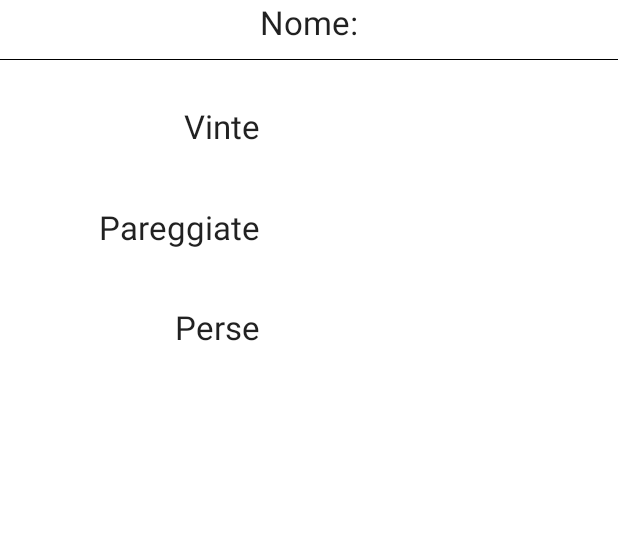
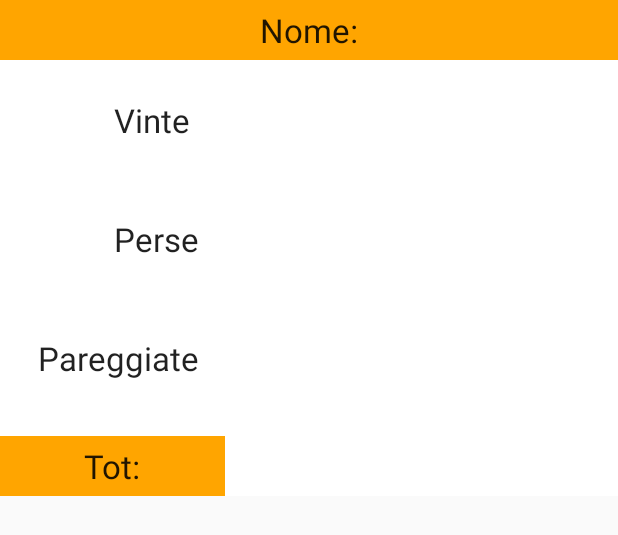
Before and after one commit to Baxxo/Quiz, an Android app: the layout profile.xml on its own in the app's theme, with its tools: preview values and no code run, on a phone screen of 412 x 824 dp. Shown: the top 535 px of the screen. Run offline under Robolectric (Android 15) with nearby library versions, the phone set to English and light mode, and no system bars.

Commit message:
dialog profilo

```diff
--- a/app/src/main/java/quouo/quizone/GameActivity.java
+++ b/app/src/main/java/quouo/quizone/GameActivity.java
@@ -14,6 +14,7 @@ import android.view.Display;
 import android.view.Gravity;
 import android.view.MotionEvent;
 import android.view.View;
+import android.view.Window;
 import android.view.WindowManager;
 import android.widget.Button;
 import android.widget.TableLayout;
@@ -61,16 +62,10 @@ public class GameActivity extends AppCompatActivity {
             @Override
             public void onClick(View v) {
                 u = new Dialog(GameActivity.this);
-                u.setTitle("player");
+                u.requestWindowFeature(Window.FEATURE_NO_TITLE); //before
                 u.setContentView(R.layout.profile);
+
                 u.show();
-
-                Display display = ((WindowManager) getSystemService(getApplicationContext().WINDOW_SERVICE)).getDefaultDisplay();
-                int width = display.getWidth();
-                int height = display.getHeight();
-
-                Log.v("width", width + "");
-                u.getWindow().setLayout((width - 50), ((height / 2) + 250));
 
                 TextView user = (TextView) u.findViewById(R.id.textView9);
                 TextView t1 = (TextView) u.findViewById(R.id.textView10);
@@ -84,15 +79,20 @@ public class GameActivity extends AppCompatActivity {
                 vinte.setText(String.valueOf(Player.vinte));
                 par.setText(String.valueOf(Player.pareggiate));
                 per.setText(String.valueOf(Player.perse));
-                user.setTextColor(Color.BLUE);
+                user.setTextColor(Color.WHITE);
 
                 vinte.setTextColor(Color.GREEN);
-                par.setTextColor(Color.DKGRAY);
+                par.setTextColor(Color.CYAN);
                 per.setTextColor(Color.RED);
                 t1.setTextColor(Color.GREEN);
-                t2.setTextColor(Color.DKGRAY);
+                t2.setTextColor(Color.CYAN);
                 t3.setTextColor(Color.RED);
 
+                TextView tot = (TextView) u.findViewById(R.id.textTot);
+                tot.setTextColor(Color.WHITE);
+                int totale = Player.pareggiate + Player.perse + Player.vinte;
+                TextView totalepartite = (TextView) u.findViewById(R.id.textView16);
+                totalepartite.setText(String.valueOf(totale));
 
             }
         });
--- a/app/src/main/res/layout/profile.xml
+++ b/app/src/main/res/layout/profile.xml
@@ -1,73 +1,67 @@
 <?xml version="1.0" encoding="utf-8"?>
 <RelativeLayout xmlns:android="http://schemas.android.com/apk/res/android"
     android:layout_width="match_parent"
-    android:layout_height="match_parent"
+    android:layout_height="wrap_content"
     android:background="#FFFFFF">
-
-    <View
-        android:layout_marginTop="10dp"
-        android:layout_width="fill_parent"
-        android:layout_height="0.5dp"
-        android:background="#000"
-        android:id="@+id/view2"
-        android:layout_below="@+id/textView9"
-        android:layout_alignParentStart="true" />
 
     <TextView
         android:id="@+id/textView9"
-        android:layout_width="wrap_content"
-        android:layout_height="wrap_content"
+        android:layout_width="match_parent"
+        android:layout_height="40dp"
+        android:layout_alignParentTop="true"
+        android:layout_centerHorizontal="true"
+        android:background="#FFA500"
         android:gravity="center"
         android:text="Nome:"
-        android:textAppearance="?android:attr/textAppearanceLarge"
-        android:layout_centerHorizontal="true" />
+        android:textAppearance="?android:attr/textAppearanceLarge" />
 
     <TextView
         android:id="@+id/textView10"
         android:layout_width="wrap_content"
         android:layout_height="wrap_content"
+        android:layout_alignStart="@+id/textView12"
+        android:layout_below="@+id/textView9"
+        android:layout_marginTop="25dp"
         android:gravity="center"
         android:text="Vinte"
-        android:textAppearance="?android:attr/textAppearanceLarge"
-        android:layout_marginTop="40dp"
-        android:layout_below="@+id/textView9"
-        android:layout_alignEnd="@+id/textView11" />
+        android:textAppearance="?android:attr/textAppearanceLarge" />
 
     <TextView
         android:id="@+id/textView12"
         android:layout_width="wrap_content"
         android:layout_height="wrap_content"
+        android:layout_alignEnd="@+id/textView11"
+        android:layout_below="@+id/textView10"
         android:layout_gravity="bottom"
+        android:layout_marginTop="50dp"
         android:gravity="center"
         android:text="Perse"
-        android:textAppearance="?android:attr/textAppearanceLarge"
-        android:layout_marginTop="37dp"
-        android:layout_below="@+id/textView11"
-        android:layout_alignEnd="@+id/textView11" />
+        android:textAppearance="?android:attr/textAppearanceLarge" />
 
     <TextView
         android:id="@+id/textView11"
         android:layout_width="wrap_content"
         android:layout_height="wrap_content"
+        android:layout_alignParentStart="true"
+        android:layout_below="@+id/textView12"
         android:layout_gravity="center_vertical"
+        android:layout_marginStart="25dp"
+        android:layout_marginTop="50dp"
         android:gravity="center"
         android:text="Pareggiate"
-        android:textAppearance="?android:attr/textAppearanceLarge"
-        android:layout_marginTop="38dp"
-        android:layout_below="@+id/textView10"
-        android:layout_toStartOf="@+id/textView9" />
+        android:textAppearance="?android:attr/textAppearanceLarge" />
 
     <TextView
         android:id="@+id/textView13"
         android:layout_width="wrap_content"
         android:layout_height="wrap_content"
-        android:layout_gravity="bottom"
+        android:layout_above="@+id/textView12"
+        android:layout_marginStart="72dp"
+        android:layout_toEndOf="@+id/textTot"
+
         android:gravity="center"
-        android:textAppearance="?android:attr/textAppearanceLarge"
         android:text="        "
-        android:layout_above="@+id/textView11"
-        android:layout_toEndOf="@+id/textView9"
-        android:layout_marginStart="35dp" />
+        android:textAppearance="?android:attr/textAppearanceLarge" />
 
     <TextView
         android:id="@+id/textView14"
@@ -77,16 +71,37 @@
         android:layout_alignStart="@+id/textView13"
         android:layout_gravity="center_vertical"
         android:gravity="center"
-        android:textAppearance="?android:attr/textAppearanceLarge"
-        android:text="        " />
+        android:text="        "
+        android:textAppearance="?android:attr/textAppearanceLarge" />
 
     <TextView
         android:id="@+id/textView15"
         android:layout_width="wrap_content"
         android:layout_height="wrap_content"
-        android:textAppearance="?android:attr/textAppearanceLarge"
+        android:layout_alignStart="@+id/textView14"
         android:layout_alignTop="@+id/textView12"
+        android:text="        "
+        android:textAppearance="?android:attr/textAppearanceLarge" />
+
+    <TextView
+        android:id="@+id/textTot"
+        android:layout_width="150dp"
+        android:layout_height="40dp"
+        android:layout_alignParentStart="true"
+        android:layout_below="@+id/textView11"
+        android:layout_marginTop="37dp"
+        android:background="#FFA500"
+        android:gravity="center"
+        android:text="Tot:"
+        android:textAppearance="?android:attr/textAppearanceLarge" />
+
+    <TextView
+        android:id="@+id/textView16"
+        android:layout_width="wrap_content"
+        android:layout_height="wrap_content"
         android:layout_alignStart="@+id/textView14"
-        android:text="        " />
+        android:layout_alignTop="@+id/textTot"
+        android:text="                      "
+        android:textAppearance="?android:attr/textAppearanceLarge" />
 
 </RelativeLayout>
```
